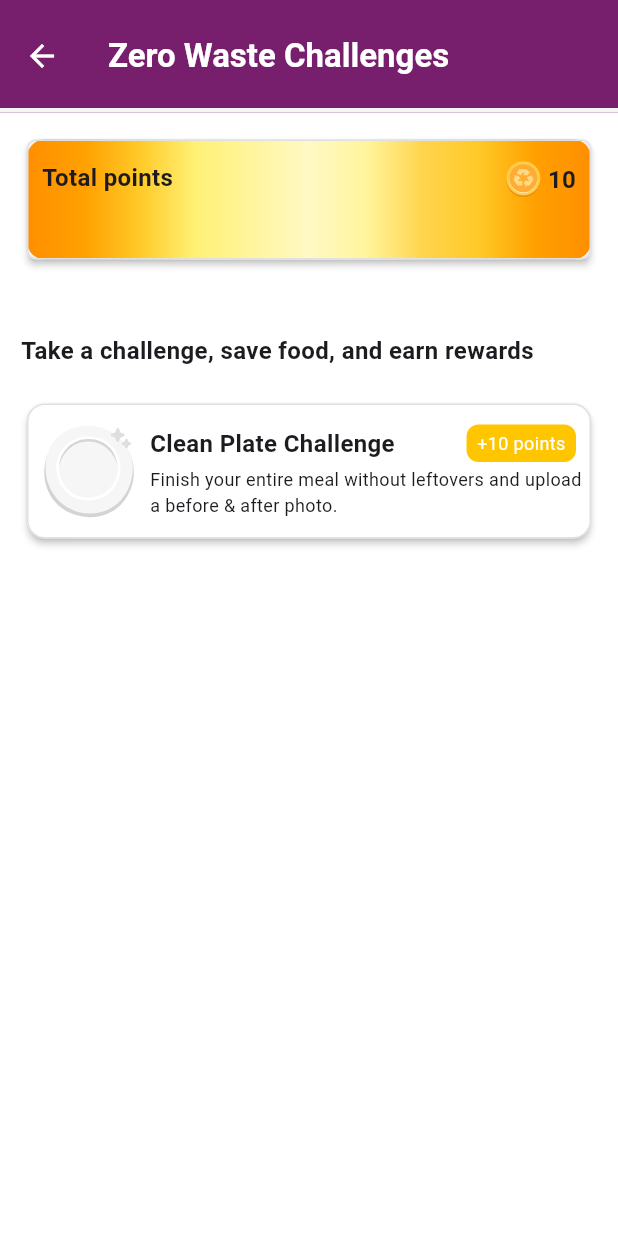
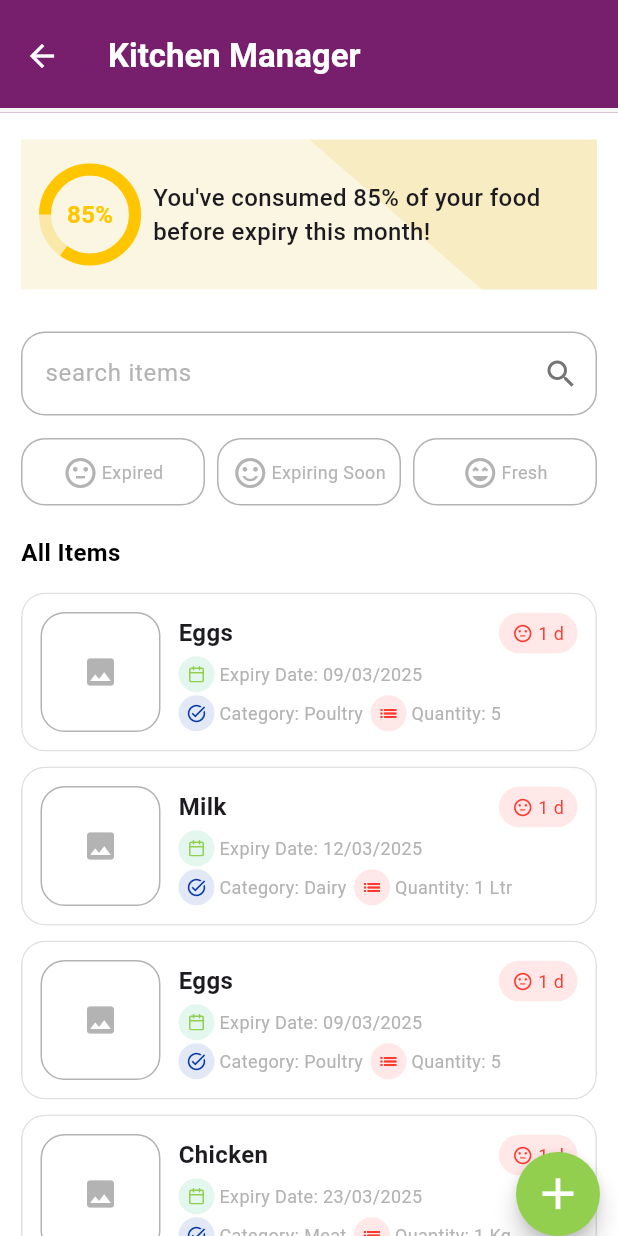
Before and after one commit to Han5uk3/Foodlynk, a Flutter app: the ProfilePage screen opened directly, after a tap on "Terms & Conditions", on a phone screen of 412 x 824 dp. Run offline on Flutter 3.47's test engine with Material 3 defaults, Android fonts, the phone set to English and light mode, and no system bars; our stand-ins replace dotted_border, firebase_auth, firebase_core, flutter_svg, hive_flutter, image_picker and 1 more; accounts and stored records are empty; project files that could hold a hidden picture were left out.

Commit message:
kitchen manager home completed

```diff
--- /dev/null
+++ b/lib/modules/kitchen_management/kitchen_manager.dart
@@ -0,0 +1,542 @@
+import 'package:flutter/cupertino.dart';
+import 'package:flutter/foundation.dart';
+import 'package:flutter/material.dart';
+import 'package:saver_bbk_main/common_widget/saver_appbar.dart';
+import 'package:saver_bbk_main/common_widget/svgicon.dart';
+import 'package:saver_bbk_main/styles/colors.dart';
+
+class KitchenManager extends StatefulWidget {
+  const KitchenManager({super.key});
+
+  @override
+  State<KitchenManager> createState() => _KitchenManagerState();
+}
+
+class _KitchenManagerState extends State<KitchenManager> {
+  String selectedFilter = "";
+  List<Map<String, String>> items = [
+    {
+      "title": "Eggs",
+      "expiry": "09/03/2025",
+      "category": "Poultry",
+      "quantity": "5",
+    },
+    {
+      "title": "Milk",
+      "expiry": "12/03/2025",
+      "category": "Dairy",
+      "quantity": "1 Ltr",
+    },
+    {
+      "title": "Eggs",
+      "expiry": "09/03/2025",
+      "category": "Poultry",
+      "quantity": "5",
+    },
+    {
+      "title": "Chicken",
+      "expiry": "23/03/2025",
+      "category": "Meat",
+      "quantity": "1 Kg",
+    },
+  ];
+  List<Map<String, String>> shoppingList = [];
+  void removeItem(int index) {
+    setState(() {
+      items.removeAt(index);
+    });
+  }
+
+  void addToShoppingList(Map<String, String> item) {
+    setState(() {
+      shoppingList.add(item);
+    });
+
+    ScaffoldMessenger.of(context).showSnackBar(
+      SnackBar(content: Text('${item["title"]} added to shopping list')),
+    );
+  }
+
+  @override
+  Widget build(BuildContext context) {
+    return Scaffold(
+      floatingActionButton: FloatingActionButton(
+        backgroundColor: AppColor.primaryColor,
+        shape: RoundedRectangleBorder(borderRadius: BorderRadius.circular(50)),
+        onPressed: () {},
+        child: Icon(Icons.add, color: AppColor.white, size: 35),
+      ),
+      floatingActionButtonLocation: FloatingActionButtonLocation.miniEndDocked,
+      appBar: saverAppBar(
+        'Kitchen Manager',
+        textColor: AppColor.white,
+        iconColor: AppColor.white,
+        context,
+        isneedtopop: true,
+        iswhite: false,
+      ),
+      body: Padding(
+        padding: const EdgeInsets.symmetric(horizontal: 14),
+        child: Column(
+          mainAxisSize: MainAxisSize.min,
+          crossAxisAlignment: CrossAxisAlignment.start,
+          children: [
+            Padding(
+              padding: const EdgeInsets.symmetric(vertical: 18),
+              child: CustomPaint(
+                painter: DiagonalBackgroundPainter(),
+                child: Container(
+                  padding: EdgeInsets.symmetric(horizontal: 16, vertical: 20),
+                  child: Row(
+                    children: [
+                      Stack(
+                        alignment: Alignment.center,
+                        children: [
+                          Transform.rotate(
+                            angle: -1.57,
+                            child: SizedBox(
+                              height: 60,
+                              width: 60,
+                              child: CircularProgressIndicator(
+                                value: 0.85,
+                                strokeWidth: 8,
+                                valueColor: AlwaysStoppedAnimation<Color>(
+                                  AppColor.pointColor,
+                                ),
+                                backgroundColor: Color.fromARGB(
+                                  130,
+                                  249,
+                                  219,
+                                  116,
+                                ),
+                              ),
+                            ),
+                          ),
+                          Text(
+                            "85%",
+                            style: TextStyle(
+                              fontSize: 16,
+                              fontWeight: FontWeight.w600,
+                              color: AppColor.pointColor,
+                            ),
+                          ),
+                        ],
+                      ),
+
+                      SizedBox(width: 12),
+                      Expanded(
+                        child: Text(
+                          "You've consumed 85% of your food before expiry this month!",
+                          style: TextStyle(
+                            fontSize: 16,
+                            fontWeight: FontWeight.w500,
+                          ),
+                        ),
+                      ),
+                    ],
+                  ),
+                ),
+              ),
+            ),
+            SizedBox(height: 10),
+            Row(
+              mainAxisSize: MainAxisSize.max,
+              children: [
+                Expanded(
+                  child: TextField(
+                    decoration: InputDecoration(
+                      enabledBorder: OutlineInputBorder(
+                        borderRadius: BorderRadius.circular(16),
+                        borderSide: BorderSide(color: AppColor.lightGrey200),
+                      ),
+                      focusedBorder: OutlineInputBorder(
+                        borderRadius: BorderRadius.circular(16),
+                        borderSide: BorderSide(color: AppColor.lightGrey200),
+                      ),
+                      disabledBorder: OutlineInputBorder(
+                        borderRadius: BorderRadius.circular(16),
+                        borderSide: BorderSide(color: AppColor.lightGrey200),
+                      ),
+                      border: OutlineInputBorder(
+                        borderRadius: BorderRadius.circular(16),
+                        borderSide: BorderSide(color: AppColor.lightGrey200),
+                      ),
+                      suffixIcon: Icon(
+                        Icons.search,
+                        color: Colors.grey.shade600,
+                      ),
+                      hintStyle: TextStyle(color: AppColor.lightGrey200),
+                      hintText: "search items",
+                    ),
+                  ),
+                ),
+              ],
+            ),
+            SizedBox(height: 15),
+            Row(
+              spacing: 8,
+              children: [
+                Expanded(
+                  child: _buildFilterButtons(
+                    AppColor.red,
+                    "Expired",
+                    Icons.sentiment_neutral_outlined,
+                  ),
+                ),
+                Expanded(
+                  child: _buildFilterButtons(
+                    AppColor.pointColor,
+                    "Expiring Soon",
+                    Icons.sentiment_satisfied_alt_outlined,
+                  ),
+                ),
+                Expanded(
+                  child: _buildFilterButtons(
+                    AppColor.green,
+                    "Fresh",
+                    Icons.sentiment_very_satisfied_outlined,
+                  ),
+                ),
+              ],
+            ),
+            SizedBox(height: 20),
+            Text(
+              selectedFilter.isEmpty
+                  ? "All Items"
+                  : selectedFilter == "Expiring Soon"
+                  ? "Items $selectedFilter"
+                  : "$selectedFilter Items",
+              style: TextStyle(
+                fontSize: 16,
+                fontWeight: FontWeight.w600,
+                color: AppColor.black, // Change this color as needed
+              ),
+            ),
+            Expanded(
+              child: SizedBox(
+                child: ListView.builder(
+                  padding: EdgeInsets.symmetric(vertical: 10),
+                  itemCount: items.length,
+                  itemBuilder: (context, index) {
+                    final item = items[index];
+
+                    return Padding(
+                      padding: const EdgeInsets.symmetric(vertical: 5),
+                      child: ClipRRect(
+                        borderRadius: BorderRadius.all(Radius.circular(16)),
+                        child: Dismissible(
+                          key: Key(item["title"]! + item["expiry"]!),
+                          direction: DismissDirection.horizontal,
+                          background: ClipRRect(
+                            borderRadius: BorderRadius.all(Radius.circular(16)),
+                            child: Container(
+                              decoration: BoxDecoration(
+                                color: AppColor.primaryColor,
+                                border: Border.all(color: Colors.green),
+                                borderRadius: BorderRadius.circular(16),
+                              ),
+                              alignment: Alignment.centerLeft,
+                              padding: EdgeInsets.only(left: 12),
+
+                              child: Row(
+                                spacing: 3,
+                                mainAxisAlignment: MainAxisAlignment.start,
+                                crossAxisAlignment: CrossAxisAlignment.center,
+                                children: [
+                                  Icon(
+                                    Icons.shopping_bag_outlined,
+                                    color: Colors.white,
+                                    size: 30,
+                                  ),
+                                  Text(
+                                    "Move to Shopping List",
+                                    style: TextStyle(color: AppColor.white),
+                                  ),
+                                ],
+                              ),
+                            ),
+                          ),
+                          secondaryBackground: ClipRRect(
+                            borderRadius: BorderRadius.all(Radius.circular(16)),
+                            child: Container(
+                              decoration: BoxDecoration(
+                                color: Colors.red,
+                                border: Border.all(color: Colors.red),
+                                borderRadius: BorderRadius.circular(16),
+                              ),
+                              alignment: Alignment.centerRight,
+                              padding: EdgeInsets.only(right: 12),
+
+                              child: Row(
+                                spacing: 3,
+                                mainAxisAlignment: MainAxisAlignment.end,
+                                crossAxisAlignment: CrossAxisAlignment.center,
+                                children: [
+                                  Icon(
+                                    CupertinoIcons.trash,
+                                    color: Colors.white,
+                                    size: 25,
+                                  ),
+                                  Text(
+                                    "Remove from list",
+                                    style: TextStyle(color: AppColor.white),
+                                  ),
+                                ],
+                              ),
+                            ),
+                          ),
+                          onDismissed: (direction) {
+                            if (direction == DismissDirection.startToEnd) {
+                              addToShoppingList(item);
+                            } else {
+                              removeItem(index);
+                            }
+                          },
+                          child: Container(
+                            decoration: BoxDecoration(
+                              color: AppColor.white,
+                              border: Border.all(color: Colors.grey.shade300),
+                              borderRadius: BorderRadius.circular(16),
+                            ),
+                            child: Row(
+                              mainAxisSize: MainAxisSize.max,
+                              mainAxisAlignment: MainAxisAlignment.start,
+                              children: [
+                                Padding(
+                                  padding: const EdgeInsets.symmetric(
+                                    horizontal: 12,
+                                    vertical: 12,
+                                  ),
+                                  child: Container(
+                                    height: 80,
+                                    width: 80,
+                                    decoration: BoxDecoration(
+                                      color: AppColor.white,
+                                      border: Border.all(
+                                        color: AppColor.lightGrey200,
+                                      ),
+                                      borderRadius: BorderRadius.circular(16),
+                                    ),
+                                    child: Center(
+                                      child: Icon(
+                                        Icons.image,
+                                        color: AppColor.lightGrey200,
+                                      ),
+                                    ),
+                                  ),
+                                ),
+                                Expanded(
+                                  child: Column(
+                                    spacing: 2,
+                                    mainAxisSize: MainAxisSize.min,
+
+                                    crossAxisAlignment:
+                                        CrossAxisAlignment.start,
+
+                                    children: [
+                                      Row(
+                                        mainAxisSize: MainAxisSize.max,
+                                        mainAxisAlignment:
+                                            MainAxisAlignment.spaceBetween,
+                                        children: [
+                                          Text(
+                                            items[index]["title"]!,
+                                            style: TextStyle(
+                                              fontWeight: FontWeight.w600,
+                                              fontSize: 16,
+                                            ),
+                                          ),
+                                          Container(
+                                            margin: EdgeInsets.only(right: 12),
+                                            decoration: BoxDecoration(
+                                              borderRadius:
+                                                  BorderRadius.circular(16),
+                                              color: AppColor.lightRed,
+                                            ),
+                                            height: 27,
+                                            child: Padding(
+                                              padding:
+                                                  const EdgeInsets.symmetric(
+                                                    horizontal: 9,
+                                                    vertical: 3,
+                                                  ),
+                                              child: Row(
+                                                mainAxisAlignment:
+                                                    MainAxisAlignment.center,
+                                                crossAxisAlignment:
+                                                    CrossAxisAlignment.center,
+                                                children: [
+                                                  Icon(
+                                                    Icons
+                                                        .sentiment_neutral_outlined,
+                                                    size: 14,
+                                                    color: AppColor.red,
+                                                  ),
+                                                  Text(
+                                                    " 1 d",
+                                                    style: TextStyle(
+                                                      fontSize: 12,
+                                                      color: AppColor.red,
+                                                    ),
+                                                  ),
+                                                ],
+                                              ),
+                                            ),
+                                          ),
+                                        ],
+                                      ),
+                                      Row(
+                                        children: [
+                                          CircleAvatar(
+                                            radius: 12,
+                                            backgroundColor:
+                                                AppColor.greenshade,
+                                            child: loadsvg(
+                                              "assets/icons/expiry.svg",
+                                            ),
+                                          ),
+                                          Text(
+                                            " Expiry Date: ${items[index]["expiry"]!}",
+                                            style: TextStyle(
+                                              fontSize: 12,
+                                              color: AppColor.lightGrey200,
+                                            ),
+                                          ),
+                                        ],
+                                      ),
+                                      Row(
+                                        children: [
+                                          CircleAvatar(
+                                            radius: 12,
+                                            backgroundColor: AppColor.lightblue,
+                                            child: Icon(
+                                              size: 14,
+                                              Icons.task_alt_outlined,
+                                              color: AppColor.blue,
+                                            ),
+                                          ),
+                                          Text(
+                                            " Category: ${items[index]["category"]!}",
+                                            style: TextStyle(
+                                              fontSize: 12,
+                                              color: AppColor.lightGrey200,
+                                            ),
+                                          ),
+                                          SizedBox(width: 5),
+                                          CircleAvatar(
+                                            radius: 12,
+                                            backgroundColor: AppColor.lightRed,
+                                            child: Icon(
+                                              size: 14,
+                                              Icons.list_outlined,
+                                              color: AppColor.red,
+                                            ),
+                                          ),
+                                          Text(
+                                            " Quantity: ${items[index]["quantity"]!}",
+                                            style: TextStyle(
+                                              fontSize: 12,
+                                              color: AppColor.lightGrey200,
+                                            ),
+                                          ),
+                                        ],
+                                      ),
+                                    ],
+                                  ),
+                                ),
+                              ],
+                            ),
+                          ),
+                        ),
+                      ),
+                    );
+                  },
+                ),
+              ),
+            ),
+          ],
+        ),
+      ),
+    );
+  }
+
+  _buildFilterButtons(Color textcolor, String text, IconData icondata) {
+    bool isSelected = selectedFilter == text;
+
+    return GestureDetector(
+      onTap: () {
+        setState(() {
+          selectedFilter = selectedFilter == text ? "" : text;
+        });
+      },
+      child: Container(
+        height: 45,
+        decoration: BoxDecoration(
+          border: Border.all(
+            color: isSelected ? textcolor : AppColor.lightGrey200,
+          ),
+          borderRadius: BorderRadius.all(Radius.circular(16)),
+        ),
+        child: Padding(
+          padding: const EdgeInsets.symmetric(horizontal: 8, vertical: 10),
+          child: Row(
+            spacing: 2,
+            mainAxisAlignment: MainAxisAlignment.center,
+            crossAxisAlignment: CrossAxisAlignment.center,
+            children: [
+              Icon(
+                icondata,
+                color: isSelected ? textcolor : AppColor.lightGrey200,
+              ),
+              // loadsvg(path),
+              Text(
+                text,
+                style: TextStyle(
+                  color: isSelected ? textcolor : AppColor.lightGrey200,
+                  fontSize: 12,
+                ),
+              ),
+            ],
+          ),
+        ),
+      ),
+    );
+  }
+}
+
+class DiagonalBackgroundPainter extends CustomPainter {
+  @override
+  void paint(Canvas canvas, Size size) {
+    var paint = Paint();
+
+    Path topLeftPath =
+        Path()
+          ..moveTo(0, 0)
+          ..lineTo(size.width * 0.5, 0)
+          ..lineTo(size.width * 0.8, size.height)
+          ..lineTo(0, size.height)
+          ..close();
+
+    paint.color = Color.fromARGB(
+      100,
+      246,
+      231,
+      178,
+    ); //rgba(246, 231, 178, 0.29)
+    canvas.drawPath(topLeftPath, paint);
+
+    Path bottomRightPath =
+        Path()
+          ..moveTo(size.width, 0)
+          ..lineTo(size.width * 0.5, 0)
+          ..lineTo(size.width * 0.8, size.height)
+          ..lineTo(size.width, size.height)
+          ..close();
+
+    paint.color = Color.fromARGB(200, 246, 231, 178);
+    canvas.drawPath(bottomRightPath, paint);
+  }
+
+  @override
+  bool shouldRepaint(CustomPainter oldDelegate) => false;
+}
--- a/lib/modules/profile/profile_page.dart
+++ b/lib/modules/profile/profile_page.dart
@@ -3,6 +3,7 @@ import 'package:saver_bbk_main/common_widget/button.dart';
 import 'package:saver_bbk_main/common_widget/outline_button.dart';
 import 'package:saver_bbk_main/common_widget/saver_appbar.dart';
 import 'package:saver_bbk_main/common_widget/svgicon.dart';
+import 'package:saver_bbk_main/modules/kitchen_management/kitchen_manager.dart';
 import 'package:saver_bbk_main/modules/profile/edit_profile.dart';
 import 'package:saver_bbk_main/modules/profile/password_page.dart';
 import 'package:saver_bbk_main/modules/zero_waste_challenges/zero_waste_challenges.dart';
@@ -65,7 +66,8 @@ class _ProfilePageState extends State<ProfilePage> {
                 Navigator.push(
                   context,
                   MaterialPageRoute(
-                    builder: (context) => ZeroWasteChallenges(),
+                    builder: (context) => KitchenManager(),
+                    // ZeroWasteChallenges(),
                   ),
                 );
               },
```
Also changed, not shown: assets/icons/expired.svg (added), assets/icons/expiry.svg (added).
